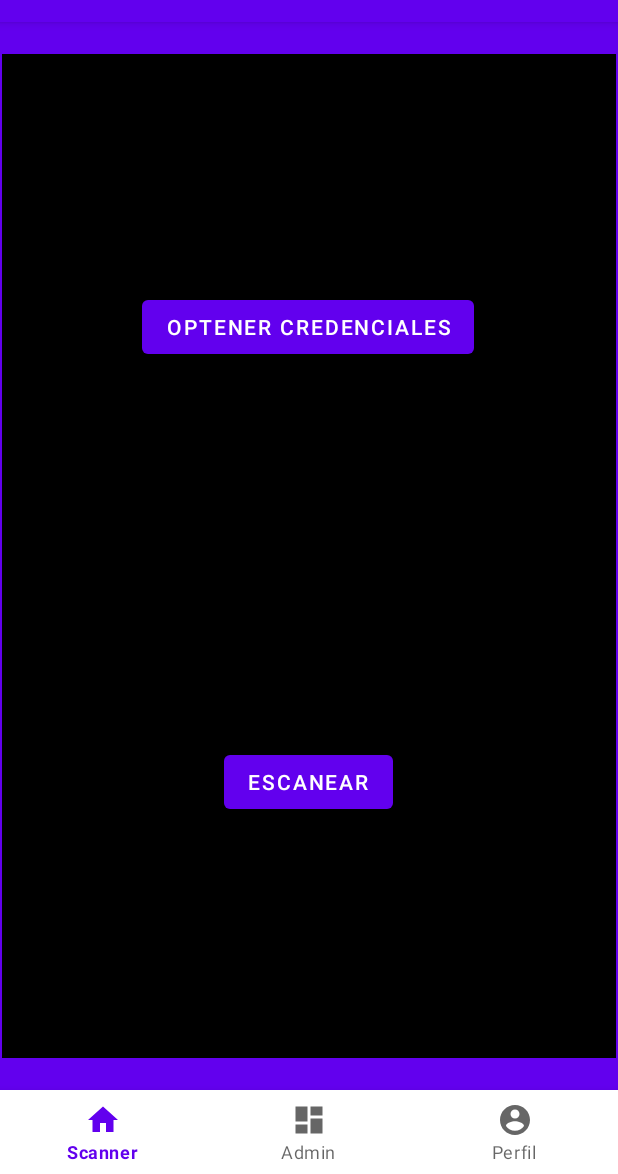
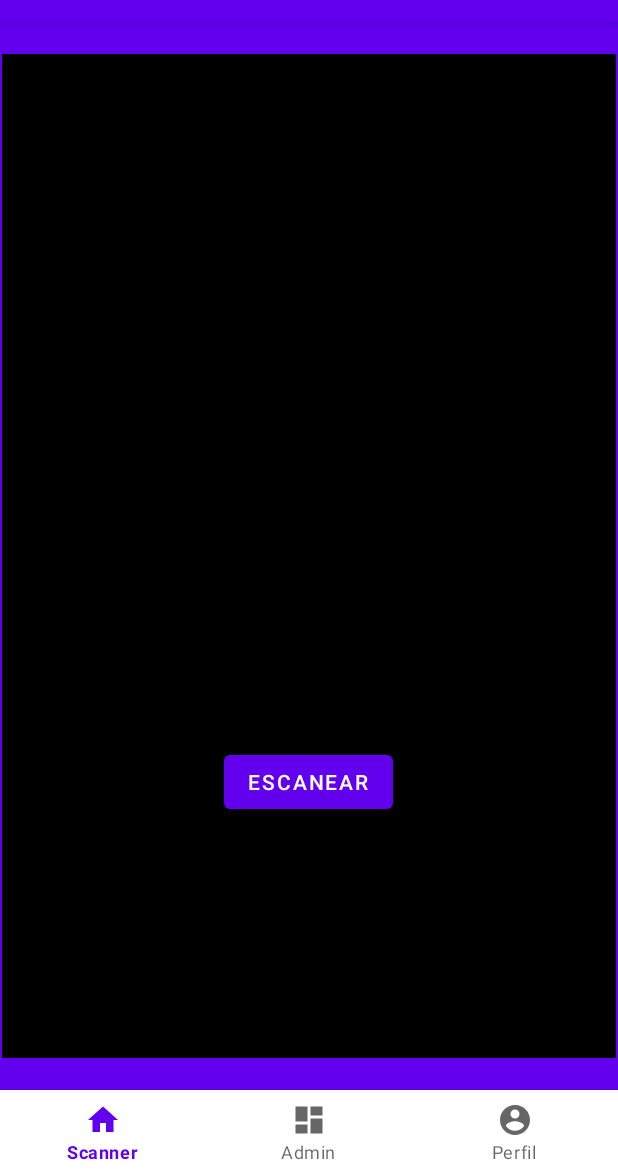
Before and after one commit to williambran/autenticacion-project, an Android app: the ScannerFragment screen opened directly, with no data from a screen before it, on a phone screen of 412 x 824 dp, the part 62-1236 px from its top. Run offline under Robolectric (Android 15) with nearby library versions, the phone set to English and light mode, and no system bars; our stand-ins replace Firebase (no records; nobody signed in at launch, a user with empty details on screens opened directly); libraries missing offline, so code that uses them is left out: com.google.zxing.integration.

Commit message:
Se agrego libretia de lottie para animaciones de respuesta si se encuentra la credencial en la base de datos

```diff
--- a/app/build.gradle
+++ b/app/build.gradle
@@ -30,6 +30,7 @@ android {
 
 dependencies {
     def room_version = "2.4.2"
+    def lottieVersion = "3.4.0"
 
     implementation 'androidx.appcompat:appcompat:1.4.1'
     implementation 'com.google.android.material:material:1.6.0'
@@ -73,6 +74,11 @@ dependencies {
     annotationProcessor "androidx.room:room-compiler:$room_version"
 
 
+    //lottie
+
+    implementation "com.airbnb.android:lottie:$lottieVersion"
+
+
 }
 
 
--- a/app/src/main/java/com/example/authentication/ui/Home.java
+++ b/app/src/main/java/com/example/authentication/ui/Home.java
@@ -23,7 +23,6 @@ public class Home extends AppCompatActivity {
     protected void onCreate(Bundle savedInstanceState) {
         super.onCreate(savedInstanceState);
         setContentView(R.layout.activity_home);
-
 
         BottomNavigationView navView = findViewById(R.id.bottomNavigationView); // el bootomnaviation ...el de abajo
         navView.setOnNavigationItemSelectedListener(mOnNavigationItemSelectedListener);
--- a/app/src/main/java/com/example/authentication/ui/ScannerFragment.java
+++ b/app/src/main/java/com/example/authentication/ui/ScannerFragment.java
@@ -15,9 +15,11 @@ import android.view.LayoutInflater;
 import android.view.View;
 import android.view.ViewGroup;
 import android.widget.Button;
+import android.widget.ImageView;
 import android.widget.TextView;
 import android.widget.Toast;
 
+import com.airbnb.lottie.LottieAnimationView;
 import com.example.authentication.R;
 import com.example.authentication.database.AppDatabase;
 import com.example.authentication.database.dao.CredentialDAO;
@@ -39,7 +41,8 @@ import java.util.List;
 
 public class ScannerFragment extends Fragment {
 
-    Button btnScanner, btnGetCredential ;
+    Button btnScanner ;
+    LottieAnimationView imgAvilable;
     TextView tvResponse;
     View vista ;
     FirebaseFirestore db = FirebaseFirestore.getInstance();
@@ -65,9 +68,9 @@ public class ScannerFragment extends Fragment {
                              Bundle savedInstanceState) {
 
         vista = inflater.inflate(R.layout.fragment_scanner, container, false);
-        btnGetCredential = vista.findViewById(R.id.getCredential);
+        imgAvilable = vista.findViewById(R.id.imgAvilable);
         btnScanner=vista.findViewById(R.id.btn_scanner);
-        tvResponse = vista.findViewById(R.id.tv_response);
+
 
         btnScanner.setOnClickListener(new View.OnClickListener() {
             @Override
@@ -82,17 +85,7 @@ public class ScannerFragment extends Fragment {
                 integrator.initiateScan();
             }
         });
-        btnGetCredential.setOnClickListener(new View.OnClickListener() {
-            @Override
-            public void onClick(View view) {
-                List<Credential> credentials = scannerViewModel.getAllCredentials();
-                for (Credential cre:credentials) {
-                    Toast.makeText(getActivity(), "Todo salio BIEN" +  cre.getNombre() , Toast.LENGTH_SHORT).show();
 
-
-                }
-            }
-        });
         // Inflate the layout for this fragment
         return vista;
     }
@@ -110,8 +103,22 @@ public class ScannerFragment extends Fragment {
                }
                Toast.makeText(getActivity(), "Todo salio BIEN" + numCuenta , Toast.LENGTH_SHORT).show();
 
-               tvResponse.setText(numCuenta);
-                readDataFireStore();
+
+               //aqui buscar id
+                Credential credentialLocal = scannerViewModel.findCredentialById(Integer.parseInt(numCuenta));
+                if (credentialLocal != null){
+                    //agregar una salida que muestre
+                    //tvResponse.setText(credentialLocal.getNombre());
+                    int succes = R.raw.success;
+                    imgAvilable.setAnimation(succes);
+
+                }else {
+                  //  tvResponse.setText("nose encontro alumno");
+                    int failure = R.raw.failure;
+                    imgAvilable.setAnimation(failure);
+
+                }
+                // readDataFireStore();
            }
         }
     }
--- a/app/src/main/java/com/example/authentication/viewModel/ScannerViewModel.java
+++ b/app/src/main/java/com/example/authentication/viewModel/ScannerViewModel.java
@@ -25,6 +25,11 @@ public class ScannerViewModel extends ViewModel {
         credentialRepository.insert(credetials);
     }
 
+    public Credential findCredentialById(int credentialId){
+
+        return credentialRepository.findCredentialById(credentialId);
+    }
+
     public List<Credential> getAllCredentials() {
         return  credentialRepository.getAllCrdential();
     }
--- a/app/src/main/res/layout/fragment_scanner.xml
+++ b/app/src/main/res/layout/fragment_scanner.xml
@@ -7,12 +7,12 @@
     android:layout_height="match_parent"
     tools:context=".ui.ScannerFragment"
     android:background="@color/black"
+
     >
 
     <androidx.constraintlayout.widget.ConstraintLayout
         android:layout_width="match_parent"
         android:layout_height="match_parent">
-
 
 
         <Button
@@ -26,31 +26,18 @@
             app:layout_constraintHorizontal_bias="0.498"
             app:layout_constraintStart_toStartOf="parent" />
 
-        <TextView
-            android:id="@+id/tv_response"
-            android:layout_width="wrap_content"
-            android:layout_height="wrap_content"
+
+        <com.airbnb.lottie.LottieAnimationView
+            android:id="@+id/imgAvilable"
+            android:layout_width="200dp"
+            android:layout_height="200dp"
             android:layout_marginBottom="100dp"
-            android:text=""
-            android:textColor="@color/white"
             app:layout_constraintBottom_toTopOf="@+id/btn_scanner"
             app:layout_constraintEnd_toEndOf="parent"
-            app:layout_constraintHorizontal_bias="0.498"
-            app:layout_constraintStart_toStartOf="parent" />
-
-        <Button
-            android:id="@+id/getCredential"
-            android:layout_width="wrap_content"
-            android:layout_height="wrap_content"
-            android:layout_marginBottom="136dp"
-            android:text="optener credenciales"
-            app:layout_constraintBottom_toTopOf="@+id/tv_response"
-            app:layout_constraintEnd_toEndOf="parent"
-            app:layout_constraintHorizontal_bias="0.498"
-            app:layout_constraintStart_toStartOf="parent" />
+            app:layout_constraintStart_toStartOf="parent"
+            app:lottie_autoPlay="true"
+            app:lottie_loop="true" />
 
 
     </androidx.constraintlayout.widget.ConstraintLayout>
-
-
 </androidx.coordinatorlayout.widget.CoordinatorLayout>
```
Also changed, not shown: app/src/main/res/raw/failure.json (added, +1 -0 lines), app/src/main/res/raw/success.json (added, +1 -0 lines).
